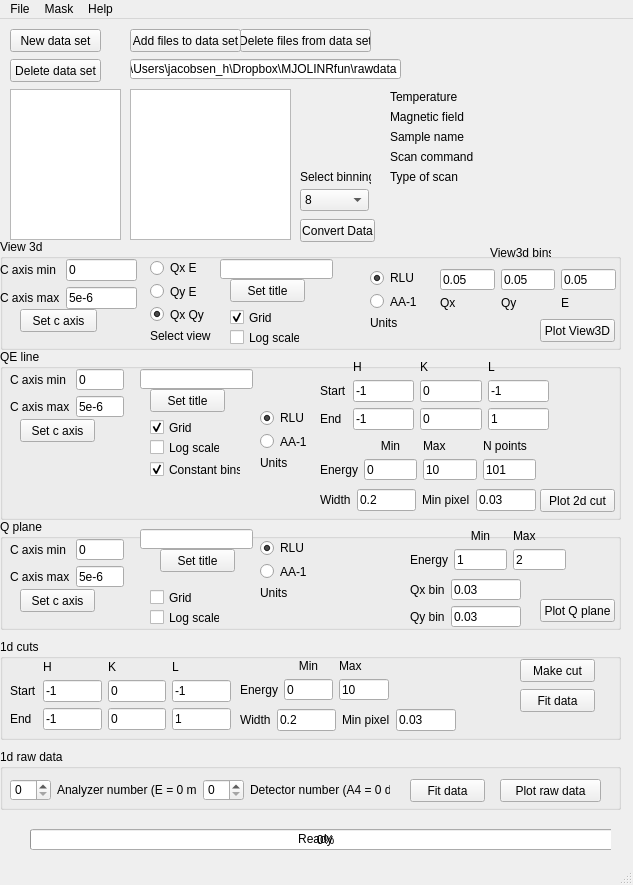
Above: src/main/python/MJOLNIR_GUI_ui.ui from MJOLNIRPackage/MJOLNIR-GUI before the change. Below: the same form after it.
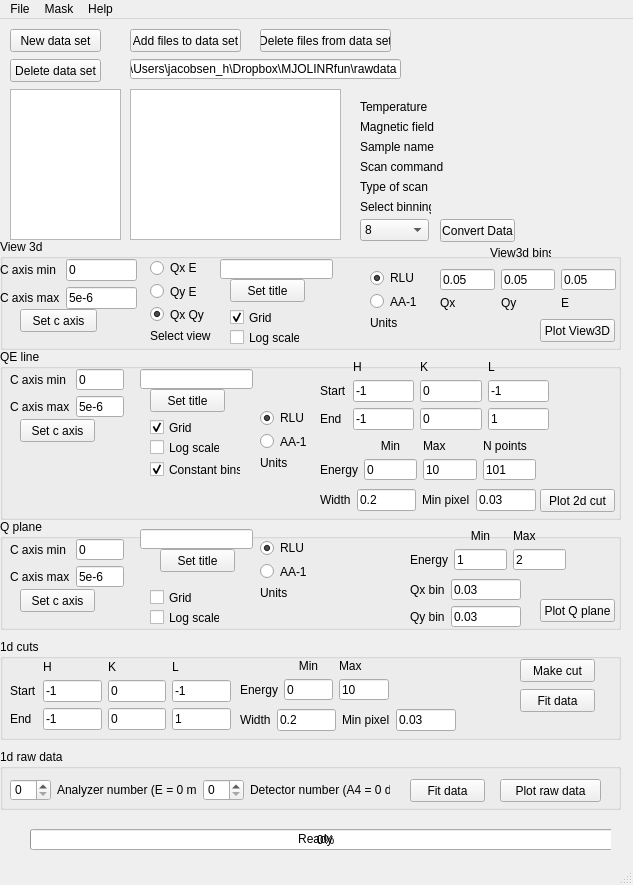
That is the form after the change.

Patch:
```diff
--- a/src/main/python/MJOLNIR_GUI_ui.ui
+++ b/src/main/python/MJOLNIR_GUI_ui.ui
@@ -17,7 +17,7 @@
    <widget class="QPushButton" name="DataSet_convertData_button">
     <property name="geometry">
      <rect>
-      <x>300</x>
+      <x>440</x>
       <y>200</y>
       <width>75</width>
       <height>23</height>
@@ -30,8 +30,8 @@
    <widget class="QComboBox" name="DataSet_binning_comboBox">
     <property name="geometry">
      <rect>
-      <x>300</x>
-      <y>170</y>
+      <x>360</x>
+      <y>200</y>
       <width>69</width>
       <height>22</height>
      </rect>
@@ -64,8 +64,8 @@
    <widget class="QLabel" name="label">
     <property name="geometry">
      <rect>
-      <x>300</x>
-      <y>150</y>
+      <x>360</x>
+      <y>180</y>
       <width>71</width>
       <height>16</height>
      </rect>
@@ -116,7 +116,7 @@
    <widget class="QPushButton" name="DataSet_DeleteFiles_button">
     <property name="geometry">
      <rect>
-      <x>240</x>
+      <x>260</x>
       <y>10</y>
       <width>131</width>
       <height>23</height>
@@ -1273,8 +1273,8 @@
    <widget class="QLabel" name="DataSet_Temperature_label">
     <property name="geometry">
      <rect>
-      <x>390</x>
-      <y>70</y>
+      <x>360</x>
+      <y>80</y>
       <width>220</width>
       <height>16</height>
      </rect>
@@ -1286,8 +1286,8 @@
    <widget class="QLabel" name="DataSet_MagneticField_label">
     <property name="geometry">
      <rect>
-      <x>390</x>
-      <y>90</y>
+      <x>360</x>
+      <y>100</y>
       <width>220</width>
       <height>16</height>
      </rect>
@@ -1299,8 +1299,8 @@
    <widget class="QLabel" name="DataSet_SampleName_label">
     <property name="geometry">
      <rect>
-      <x>390</x>
-      <y>110</y>
+      <x>360</x>
+      <y>120</y>
       <width>220</width>
       <height>16</height>
      </rect>
@@ -1312,8 +1312,8 @@
    <widget class="QLabel" name="DataSet_ScanCommand_label">
     <property name="geometry">
      <rect>
-      <x>390</x>
-      <y>130</y>
+      <x>360</x>
+      <y>140</y>
       <width>220</width>
       <height>16</height>
      </rect>
@@ -1325,8 +1325,8 @@
    <widget class="QLabel" name="DataSet_ScanType_label">
     <property name="geometry">
      <rect>
-      <x>390</x>
-      <y>150</y>
+      <x>360</x>
+      <y>160</y>
       <width>220</width>
       <height>16</height>
      </rect>
@@ -1353,7 +1353,7 @@
      <rect>
       <x>130</x>
       <y>70</y>
-      <width>161</width>
+      <width>211</width>
       <height>151</height>
      </rect>
     </property>
```
